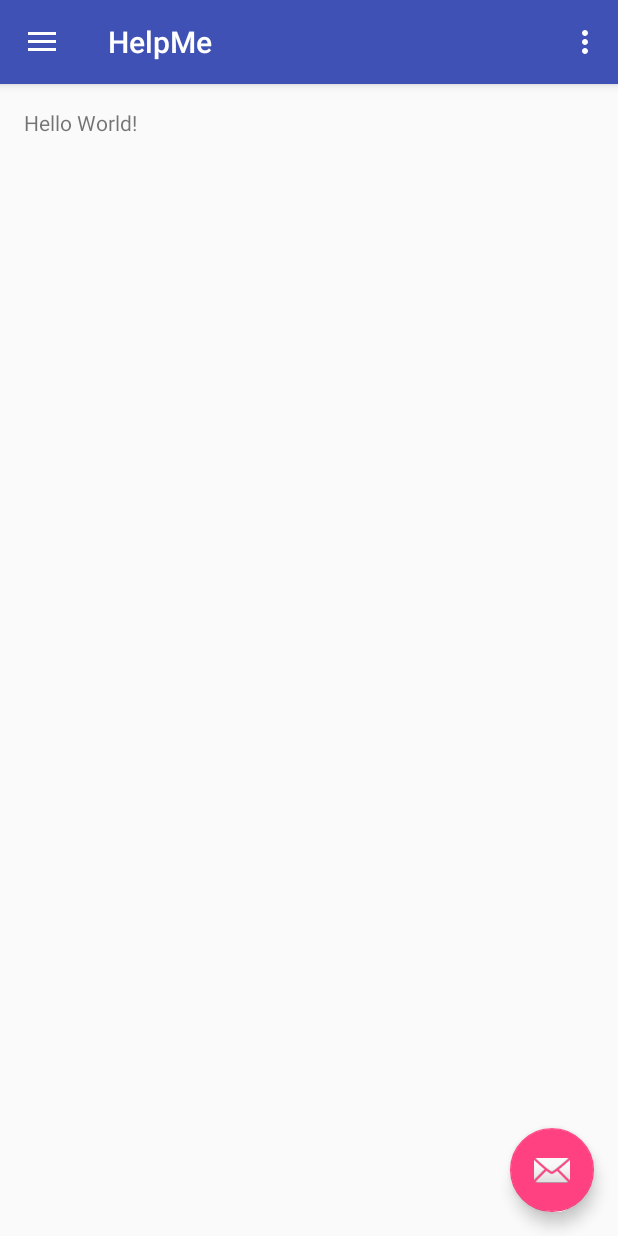
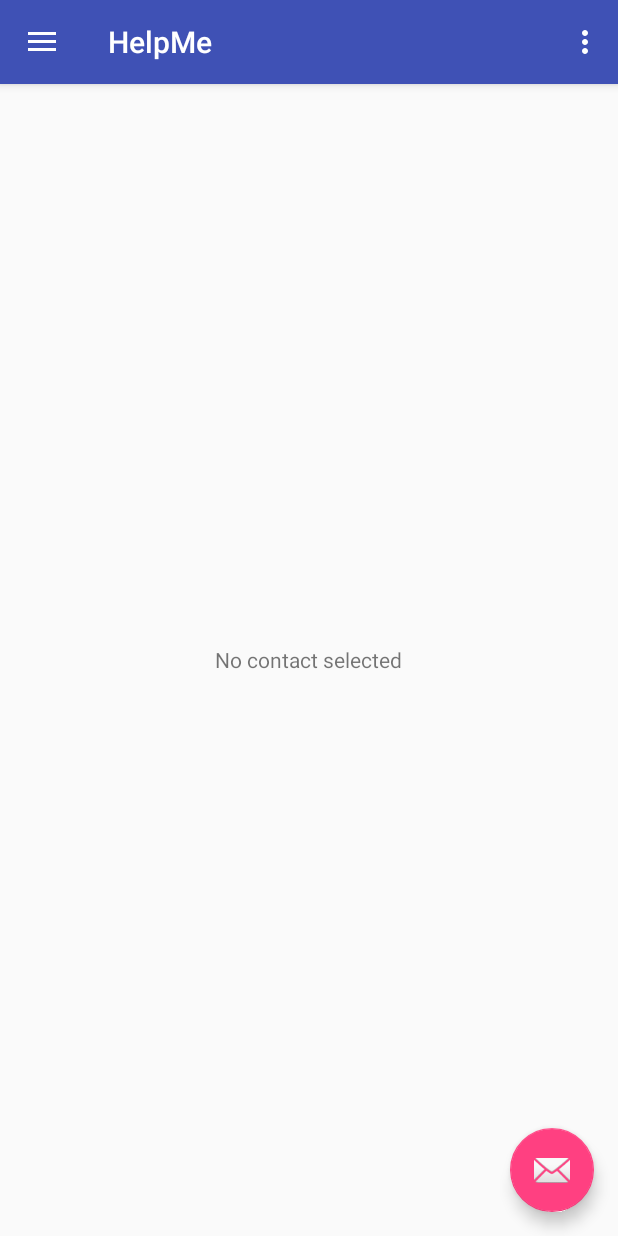
Before and after one commit to bhavyakamboj/HelpMe, an Android app: the screen it shows after launch (MainActivity), in the side drawer, after a tap on "About", on a phone screen of 412 x 824 dp. Run offline under Robolectric (Android 15) with nearby library versions, the phone set to English and light mode, and no system bars; our stand-ins replace ButterKnife; libraries missing offline, so code that uses them is left out: com.afollestad.materialdialogs.

Commit message:
added option to save emergency number in shared preferences

```diff
--- a/app/build.gradle
+++ b/app/build.gradle
@@ -31,4 +31,5 @@ dependencies {
     testCompile 'junit:junit:4.12'
     compile 'com.jakewharton:butterknife:8.4.0'
     apt 'com.jakewharton:butterknife-compiler:8.4.0'
+    compile 'com.afollestad.material-dialogs:core:0.9.0.1'
 }
--- /dev/null
+++ b/app/src/main/java/com/example/bhavya/helpme/ContactsEmptyFragment.java
@@ -0,0 +1,21 @@
+package com.example.bhavya.helpme;
+
+import android.app.Fragment;
+import android.os.Bundle;
+import android.support.annotation.Nullable;
+import android.view.LayoutInflater;
+import android.view.View;
+import android.view.ViewGroup;
+
+/**
+ * Created by bhavya on 16/9/16.
+ */
+
+public class ContactsEmptyFragment extends Fragment{
+    @Nullable
+    @Override
+    public View onCreateView(LayoutInflater inflater, ViewGroup container, Bundle savedInstanceState) {
+        View view = inflater.inflate(R.layout.fragment_contacts_empty,container,false);
+        return view;
+    }
+}
--- a/app/src/main/java/com/example/bhavya/helpme/MainActivity.java
+++ b/app/src/main/java/com/example/bhavya/helpme/MainActivity.java
@@ -1,8 +1,13 @@
 package com.example.bhavya.helpme;
 
+import android.content.Context;
+import android.content.SharedPreferences;
 import android.os.Bundle;
+import android.preference.Preference;
+import android.preference.PreferenceManager;
 import android.support.design.widget.FloatingActionButton;
 import android.support.design.widget.Snackbar;
+import android.util.Log;
 import android.view.View;
 import android.support.design.widget.NavigationView;
 import android.support.v4.view.GravityCompat;
@@ -12,6 +17,10 @@ import android.support.v7.app.AppCompatActivity;
 import android.support.v7.widget.Toolbar;
 import android.view.Menu;
 import android.view.MenuItem;
+import android.widget.EditText;
+import android.widget.Toast;
+
+import com.afollestad.materialdialogs.MaterialDialog;
 
 import butterknife.BindView;
 import butterknife.ButterKnife;
@@ -24,6 +33,11 @@ public class MainActivity extends AppCompatActivity
     @BindView(R.id.fab) FloatingActionButton fab;
     @BindView(R.id.drawer_layout) DrawerLayout drawer;
     @BindView(R.id.nav_view) NavigationView navigationView;
+    private SharedPreferences.OnSharedPreferenceChangeListener prefListener;
+    SharedPreferences preferences;
+    public static final String SHARED_PREF_FILE = "HelpMe";
+    public static final String SHARED_PREF_KEY = "emergencyContact";
+    public static final String SHARED_PREF_INVALID = "-1";
 
     @Override
     protected void onCreate(Bundle savedInstanceState) {
@@ -35,17 +49,74 @@ public class MainActivity extends AppCompatActivity
 
         ActionBarDrawerToggle toggle = new ActionBarDrawerToggle(
                 this, drawer, toolbar, R.string.navigation_drawer_open, R.string.navigation_drawer_close);
-        drawer.setDrawerListener(toggle);
+        drawer.addDrawerListener(toggle);
         toggle.syncState();
 
         navigationView.setNavigationItemSelectedListener(this);
 
+        preferences = getSharedPreferences(SHARED_PREF_FILE, Context.MODE_PRIVATE);
+
+        if(preferences.getString(SHARED_PREF_KEY,SHARED_PREF_INVALID).length()<10){
+            SharedPreferences.Editor edit = preferences.edit();
+            edit.putString(SHARED_PREF_KEY, SHARED_PREF_INVALID);
+            edit.apply();
+        }
+
+        prefListener = new SharedPreferences.OnSharedPreferenceChangeListener() {
+            public void onSharedPreferenceChanged(SharedPreferences prefs, String key) {
+                if(key==SHARED_PREF_KEY){
+                    initViews(preferences.getString(SHARED_PREF_KEY,""));
+                }
+            }
+
+        };
+
+        preferences.registerOnSharedPreferenceChangeListener(prefListener);
+
+        String value = preferences.getString(SHARED_PREF_KEY,"");
+        initViews(value);
+    }
+
+
+    public void initViews(String value){
+        if(value.equals("-1") ){
+            ContactsEmptyFragment fragment = new ContactsEmptyFragment();
+            getFragmentManager().beginTransaction().replace(R.id.contactFragmentContainer,fragment)
+                    .commit();
+        } else {
+            ContactsDefaultFragment fragment = new ContactsDefaultFragment();
+            Bundle b = new Bundle();
+            b.putSerializable(SHARED_PREF_KEY,value);
+            fragment.setArguments(b);
+            getFragmentManager().beginTransaction().replace(R.id.contactFragmentContainer,fragment)
+                    .commit();
+        }
     }
 
     @OnClick(R.id.fab)
-    public void snackBarNotification(View view){
-        Snackbar.make(view, "Replace with your own action", Snackbar.LENGTH_LONG)
-                .setAction("Action", null).show();
+    public void fabInput(View view){
+        new MaterialDialog.Builder(this)
+                .title(R.string.input_title)
+                .content(R.string.input_content)
+                .inputRangeRes(10, 10, R.color.material_red_500)
+                .input(null, null, new MaterialDialog.InputCallback() {
+                    @Override
+                    public void onInput(MaterialDialog dialog, CharSequence input) {
+                        // Do something
+                        String regex = "\\d+";
+                        if(input.toString().matches(regex)){
+                            preferences = getSharedPreferences(SHARED_PREF_FILE, Context.MODE_PRIVATE);
+                            SharedPreferences.Editor edit = preferences.edit();
+                            edit.putString(SHARED_PREF_KEY, input.toString());
+                            edit.commit();
+                        } else {
+                            Toast.makeText(MainActivity.this,"Please enter only digits",Toast.LENGTH_SHORT).show();
+                        }
+                    }
+                })
+                .positiveText(R.string.input_agree)
+                .negativeText(R.string.input_disagree)
+                .show();
     }
 
 
@@ -88,20 +159,23 @@ public class MainActivity extends AppCompatActivity
     @Override
     public boolean onNavigationItemSelected(MenuItem item) {
         // Handle navigation view item clicks here.
-        int id = item.getItemId();
-
-        if (id == R.id.nav_contacts) {
-
-        } else if (id == R.id.nav_police) {
-
-        } else if (id == R.id.nav_map) {
-
-        } else if (id == R.id.nav_tips) {
-
-        } else if (id == R.id.nav_developer) {
-
-        } else if (id == R.id.nav_open_source) {
-
+        switch (item.getItemId()){
+            case R.id.nav_contacts:
+                String value = preferences.getString(SHARED_PREF_KEY,"");
+                initViews(value);
+                break;
+            case R.id.nav_police:
+                break;
+            case R.id.nav_map:
+                break;
+            case R.id.nav_tips:
+                break;
+            case R.id.nav_developer:
+                break;
+            case R.id.nav_open_source:
+                break;
+            default:
+                break;
         }
 
         DrawerLayout drawer = (DrawerLayout) findViewById(R.id.drawer_layout);
--- a/app/src/main/res/layout/activity_main.xml
+++ b/app/src/main/res/layout/activity_main.xml
@@ -22,4 +22,5 @@
         app:headerLayout="@layout/nav_header_main"
         app:menu="@menu/activity_main_drawer" />
 
+
 </android.support.v4.widget.DrawerLayout>
--- a/app/src/main/res/layout/content_main.xml
+++ b/app/src/main/res/layout/content_main.xml
@@ -13,8 +13,8 @@
     tools:context="com.example.bhavya.helpme.MainActivity"
     tools:showIn="@layout/app_bar_main">
 
-    <TextView
-        android:layout_width="wrap_content"
-        android:layout_height="wrap_content"
-        android:text="Hello World!" />
+    <FrameLayout
+        android:layout_width="match_parent"
+        android:layout_height="match_parent"
+        android:id="@+id/contactFragmentContainer"/>
 </RelativeLayout>
--- /dev/null
+++ b/app/src/main/res/layout/fragment_contacts_empty.xml
@@ -0,0 +1,15 @@
+<?xml version="1.0" encoding="utf-8"?>
+<RelativeLayout xmlns:android="http://schemas.android.com/apk/res/android"
+    android:orientation="vertical" android:layout_width="match_parent"
+    android:layout_height="match_parent">
+
+    <TextView
+        android:text="No contact selected"
+        android:layout_width="wrap_content"
+        android:layout_height="wrap_content"
+        android:id="@+id/textView"
+        android:layout_centerHorizontal="true"
+        android:layout_centerVertical="true"
+
+        />
+</RelativeLayout>
--- a/app/src/main/res/values/colors.xml
+++ b/app/src/main/res/values/colors.xml
@@ -3,4 +3,5 @@
     <color name="colorPrimary">#3F51B5</color>
     <color name="colorPrimaryDark">#303F9F</color>
     <color name="colorAccent">#FF4081</color>
+    <color name="material_red_500">#FF4081</color>
 </resources>
--- a/app/src/main/res/values/strings.xml
+++ b/app/src/main/res/values/strings.xml
@@ -13,4 +13,8 @@
     <string name="nav_sub_menu">More</string>
     <string name="nav_sub_menu_item_developer">About</string>
     <string name="nav_sub_menu_item_libraries">Open Source</string>
+    <string name="input_title">Emergency Contact</string>
+    <string name="input_content">Please enter 10 digit mobile number</string>
+    <string name="input_agree">OK</string>
+    <string name="input_disagree">Cancel</string>
 </resources>
```
Also changed, not shown: app/src/main/java/com/example/bhavya/helpme/ContactsDefaultFragment.java (added, +49 -0 lines), app/src/main/res/layout/fragment_contacts_default.xml (added, +22 -0 lines).
